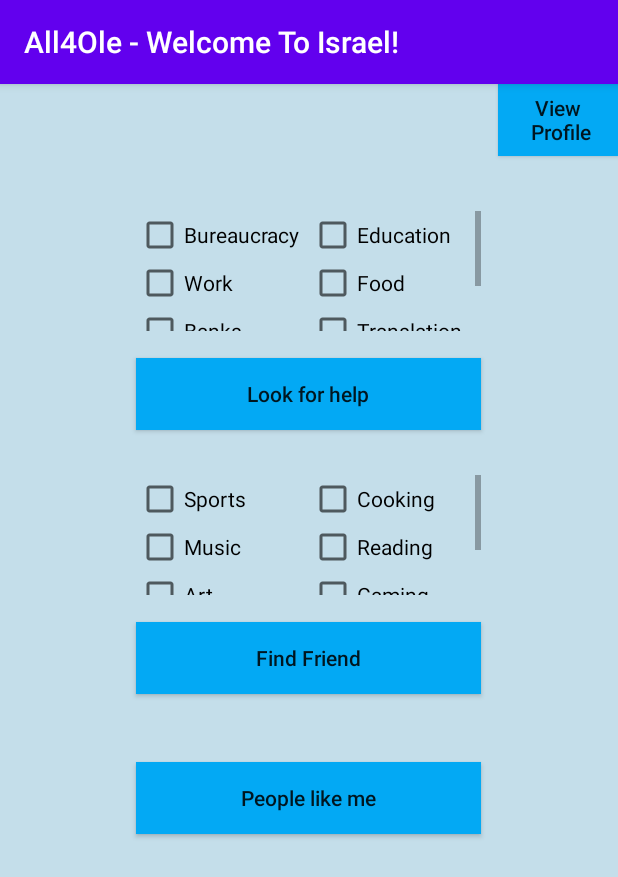
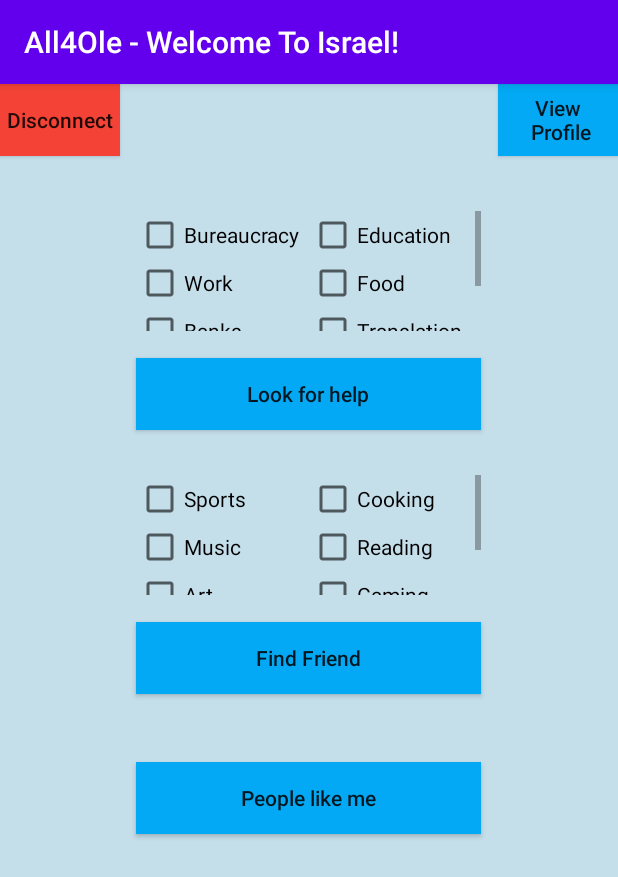
Before and after one commit to avitalze/All4Ole-Client, an Android app: the HomePageScreen screen opened directly, with no data from a screen before it, on a phone screen of 412 x 824 dp. Shown: the top 877 px of the screen. Run offline under Robolectric (Android 15) with nearby library versions, the phone set to English and light mode, and no system bars; 3 statements that could not run were skipped.

Commit message:
Added disconnect button, Removed unnecessary lines

```diff
--- a/app/src/main/java/com/example/all4ole_client/HomePageScreen.kt
+++ b/app/src/main/java/com/example/all4ole_client/HomePageScreen.kt
@@ -53,6 +53,11 @@ class HomePageScreen : AppCompatActivity() {
         currUser = intent.getParcelableExtra("currUser")!!
         val welcomeUser:String = applicationContext.getString(R.string.welcome_home, currUser.firstName)
         welcomeTxt.text = welcomeUser
+    }
+
+
+    fun btnDisconnectOnClick(view: View){
+        finish()
     }
 
 
--- a/app/src/main/res/layout/activity_home_page_screen.xml
+++ b/app/src/main/res/layout/activity_home_page_screen.xml
@@ -17,6 +17,16 @@
         android:text="View\n Profile"
         android:textAllCaps="false"
         android:background="#03A9F4"
+        />
+    <Button
+        android:id="@+id/btnDisconnect"
+        android:layout_width="80dp"
+        android:layout_height="wrap_content"
+        android:layout_alignParentStart="true"
+        android:onClick="btnDisconnectOnClick"
+        android:text="@string/disconnect"
+        android:textAllCaps="false"
+        android:background="#F44336"
         />
 
     <TextView
--- a/app/src/main/res/values/strings.xml
+++ b/app/src/main/res/values/strings.xml
@@ -31,6 +31,7 @@
     <string name="marital_status">Marital Status: %1$s</string>
     <string name="children">%1$s little children</string>
     <string name="Register">Register</string>
+    <string name="disconnect">Disconnect</string>
     <string name="welcome_home">Welcome %1$s\nWhat can we help you with? </string>
     <string name="welcome_home2">What can we help you with?</string>
 
```
Also changed, not shown: app/src/main/java/com/example/all4ole_client/MainActivity.kt (+27 -71 lines).
